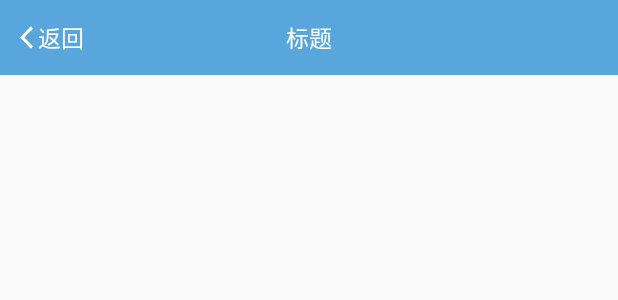
After one commit to hytcyjb/yjboAndroidModule, an Android app: the layout layout_title_public_common.xml on its own in the app's theme, with its tools: preview values and no code run, on a phone screen of 412 x 824 dp. The commit adds this screen. Shown: the top 300 px of the screen. Run offline under Robolectric (Android 15) with nearby library versions, the phone set to English and light mode, and no system bars.

Commit message:
1.添加了BaseIntanClass单例模式；2.添加了Log输出的工具类；3.添加了Activity的基类，并已经增加了头部布局的实现、点击事件。

```diff
--- a/app/src/main/java/com/yjbo/yjboandroidmodule/view/MainActivity.java
+++ b/app/src/main/java/com/yjbo/yjboandroidmodule/view/MainActivity.java
@@ -4,7 +4,7 @@ import android.content.Intent;
 import android.view.View;
 
 import com.yjbo.yjboandroidmodule.R;
-import com.yjbo.yjboandroidmodule.util.BaseYjboActivity;
+import com.yjbo.yjboandroidmodule.base.BaseYjboActivity;
 
 import butterknife.ButterKnife;
 import butterknife.OnClick;
--- a/app/src/main/java/com/yjbo/yjboandroidmodule/view/ScreenDirectionActivity.java
+++ b/app/src/main/java/com/yjbo/yjboandroidmodule/view/ScreenDirectionActivity.java
@@ -6,7 +6,7 @@ import android.hardware.SensorEventListener;
 import android.widget.TextView;
 
 import com.yjbo.yjboandroidmodule.R;
-import com.yjbo.yjboandroidmodule.util.BaseYjboActivity;
+import com.yjbo.yjboandroidmodule.base.BaseYjboActivity;
 
 import butterknife.Bind;
 import butterknife.ButterKnife;
--- a/app/src/main/java/com/yjbo/yjboandroidmodule/view/WifiOpenActivity.java
+++ b/app/src/main/java/com/yjbo/yjboandroidmodule/view/WifiOpenActivity.java
@@ -5,7 +5,7 @@ import android.net.wifi.WifiManager;
 import android.widget.TextView;
 
 import com.yjbo.yjboandroidmodule.R;
-import com.yjbo.yjboandroidmodule.util.BaseYjboActivity;
+import com.yjbo.yjboandroidmodule.base.BaseYjboActivity;
 import com.yjbo.yjboandroidmodule.util.CommonUtil;
 
 import butterknife.Bind;
--- /dev/null
+++ b/app/src/main/res/layout/layout_title_public_common.xml
@@ -0,0 +1,69 @@
+<?xml version="1.0" encoding="utf-8"?>
+<RelativeLayout xmlns:android="http://schemas.android.com/apk/res/android"
+    android:id="@+id/public_body"
+    android:layout_width="match_parent"
+    android:layout_height="50dp"
+    android:background="#59a6dc">
+
+    <TextView
+        android:id="@+id/back_public_txt"
+        android:layout_width="wrap_content"
+        android:layout_height="match_parent"
+        android:layout_centerVertical="true"
+        android:drawableLeft="@drawable/wowo_back_white_normel"
+        android:ellipsize="end"
+        android:gravity="center_vertical"
+        android:maxEms="12"
+        android:paddingBottom="10dp"
+        android:paddingLeft="10dp"
+        android:paddingRight="10dp"
+        android:paddingTop="10dp"
+        android:singleLine="true"
+        android:text="返回"
+        android:textColor="#ffffff"
+        android:textSize="15dp" />
+
+    <TextView
+        android:id="@+id/right_next_public_txt"
+        android:layout_width="wrap_content"
+        android:layout_height="wrap_content"
+        android:layout_alignParentBottom="true"
+        android:layout_alignParentTop="true"
+        android:layout_marginRight="10dp"
+        android:layout_toLeftOf="@+id/next_public_txt"
+        android:gravity="center_vertical"
+        android:singleLine="true"
+        android:text="too"
+        android:textColor="#ffffff"
+        android:textSize="15dp"
+        android:visibility="gone" />
+
+    <TextView
+        android:id="@+id/next_public_txt"
+        android:layout_width="wrap_content"
+        android:layout_height="wrap_content"
+        android:layout_alignParentBottom="true"
+        android:layout_alignParentEnd="true"
+        android:layout_alignParentRight="true"
+        android:layout_alignParentTop="true"
+        android:gravity="center_vertical"
+        android:paddingLeft="10dp"
+        android:paddingRight="10dp"
+        android:singleLine="true"
+        android:text="next"
+        android:textColor="#ffffff"
+        android:textSize="15dp"
+        android:visibility="gone" />
+
+    <TextView
+        android:id="@+id/title_public"
+        android:layout_width="wrap_content"
+        android:layout_height="wrap_content"
+        android:layout_centerInParent="true"
+        android:layout_centerVertical="true"
+        android:layout_marginRight="15dp"
+        android:text="标题"
+        android:textColor="#ffffff"
+        android:textSize="15dp" />
+
+</RelativeLayout>
```
Also changed, not shown: app/src/main/java/com/yjbo/yjboandroidmodule/base/BaseYjboActivity.java (added, +251 -0 lines), app/src/main/java/com/yjbo/yjboandroidmodule/base/SouGuClass.java (added, +238 -0 lines), app/src/main/java/com/yjbo/yjboandroidmodule/util/BaseYjboActivity.java (deleted, +0 -21 lines), app/src/main/java/com/yjbo/yjboandroidmodule/util/L.java (added, +67 -0 lines), app/src/main/res/drawable-xxhdpi/wowo_back_white_normel.png (added).
